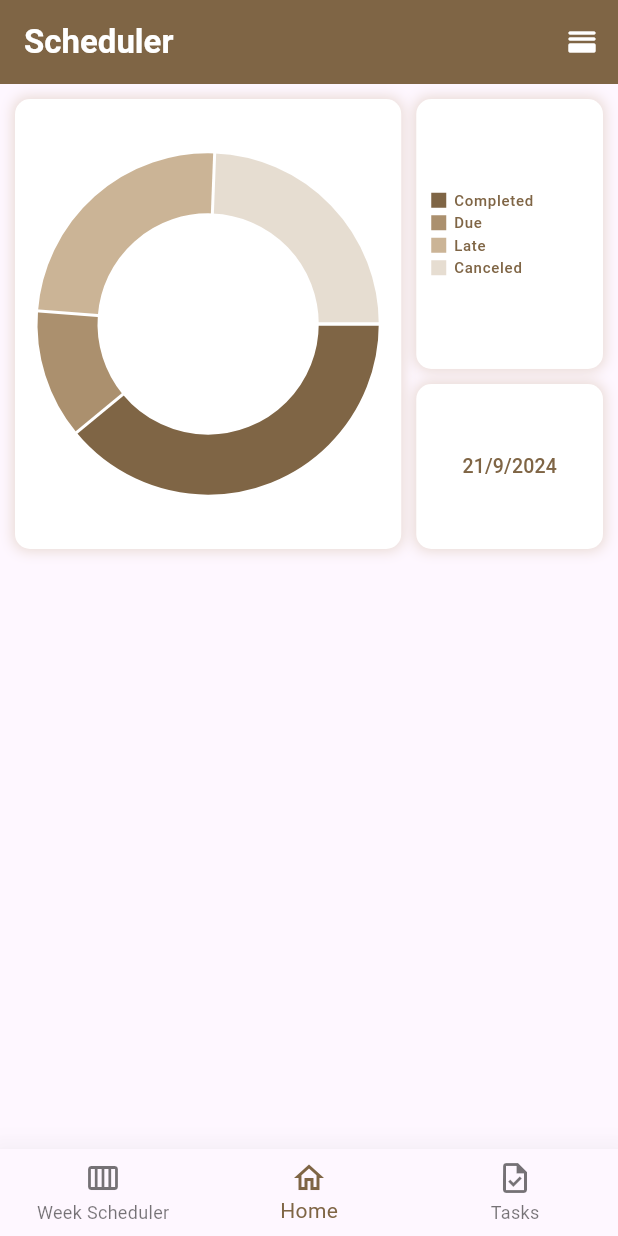
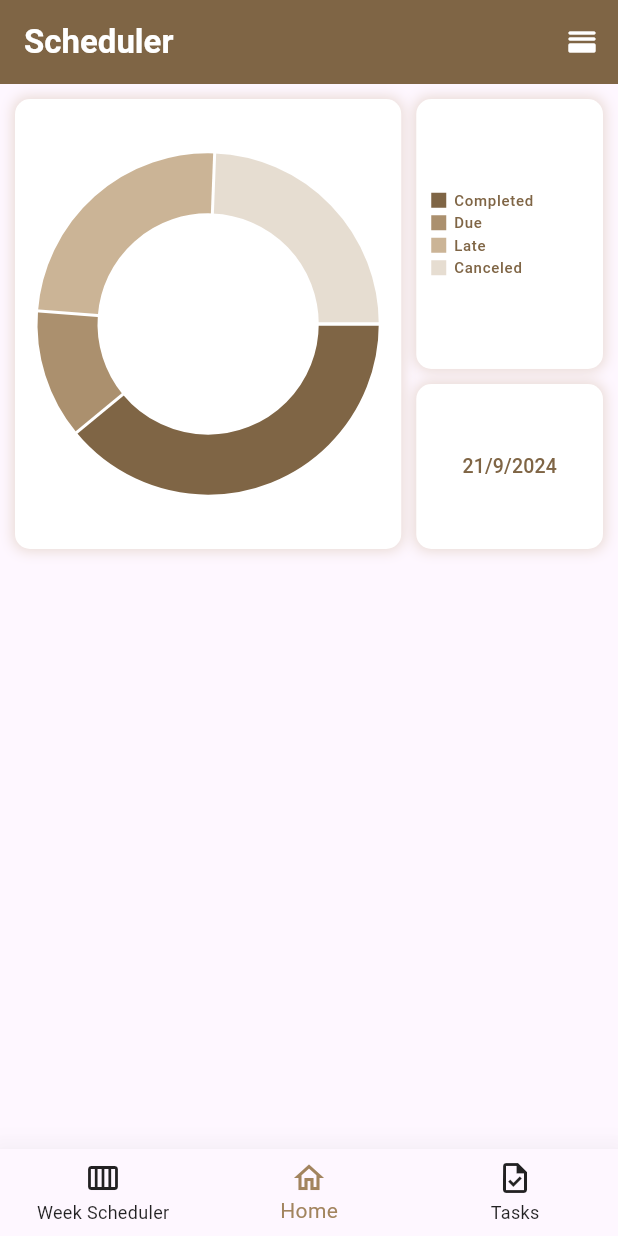
Before and after one commit to m-mhe/scheduler, a Flutter app: the screen it shows after launch, on a phone screen of 412 x 824 dp. Run offline on Flutter 3.47's test engine with Material 3 defaults, Android fonts, the phone set to English and light mode, and no system bars; drawn by our look-alikes of fl_chart; our stand-ins replace get.

Commit message:
changes in theme color

```diff
--- a/lib/app.dart
+++ b/lib/app.dart
@@ -25,9 +25,9 @@ class MyApp extends StatelessWidget {
           foregroundColor: Colors.white,
         ),
         bottomNavigationBarTheme: const BottomNavigationBarThemeData(
-            unselectedItemColor: Colors.black54,
+            unselectedItemColor: Colors.black87,
             elevation: 20,
-            selectedItemColor: ThemeColors.titleColor),
+            selectedItemColor: ThemeColors.accentColor),
       ),
       home: CommonBottomNavBar(),
       initialBinding: ControllerBindings(),
```
